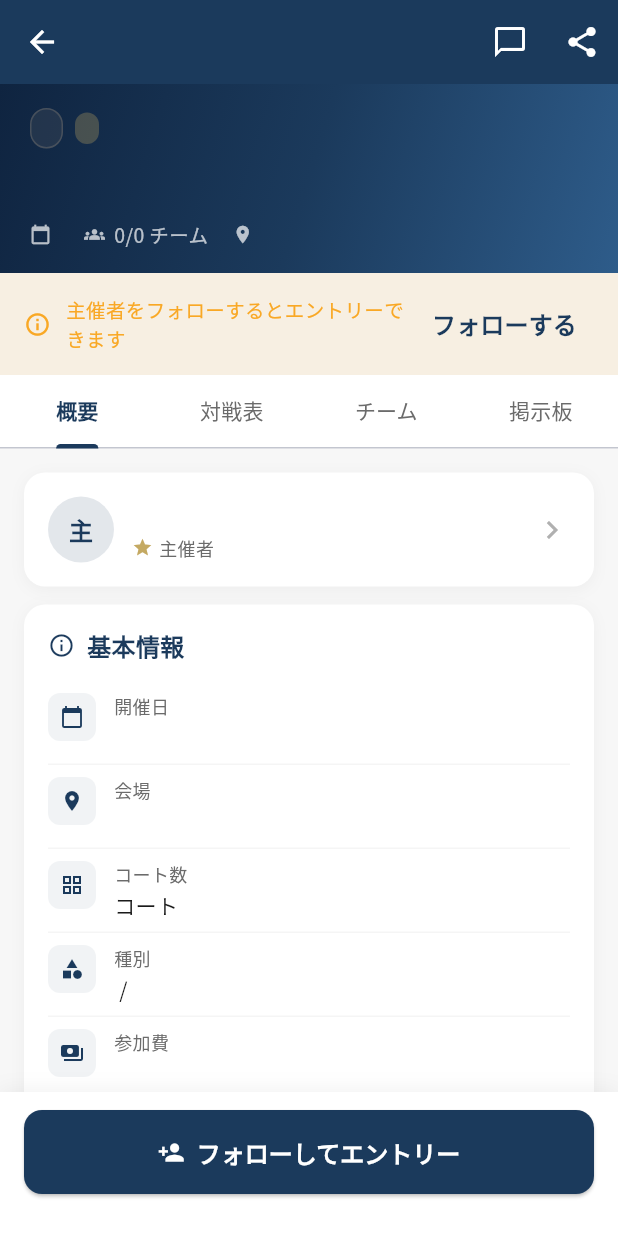
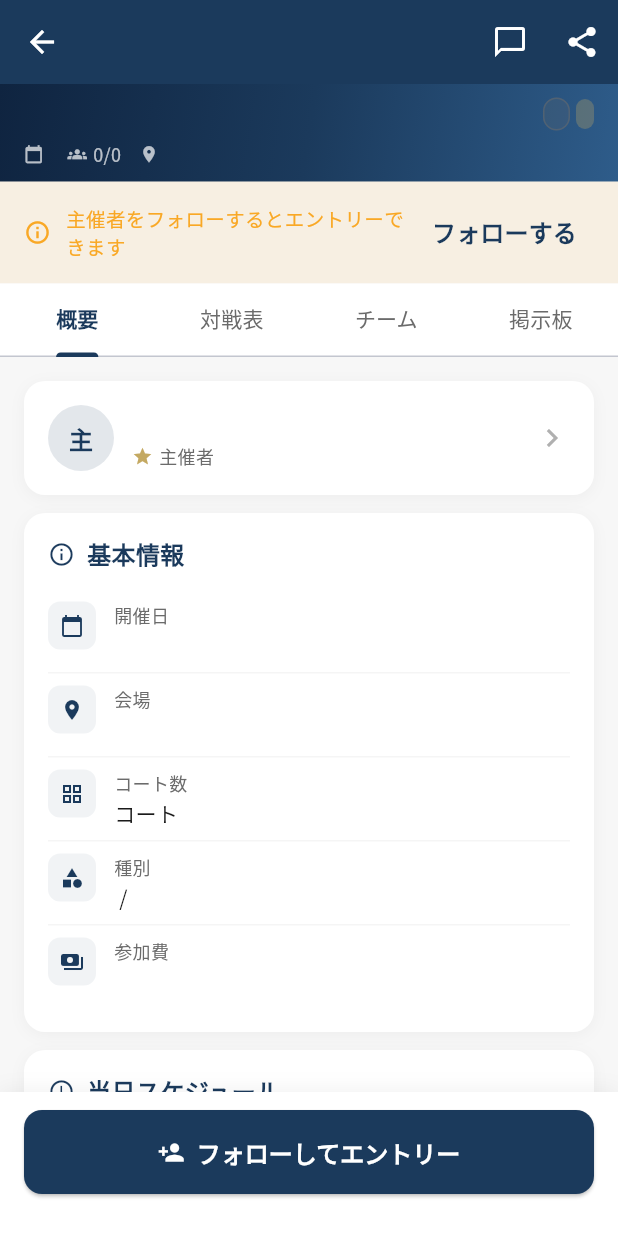
Before and after one commit to sofvo-dev/sofvo, a Flutter app: the TournamentDetailScreen screen opened directly with empty values, on a phone screen of 412 x 824 dp. Run offline on Flutter 3.47's test engine with Material 3 defaults, Android fonts, the phone set to English and light mode, and no system bars; our stand-ins replace cached_network_image, cloud_firestore, csv, file_picker, firebase_auth, firebase_core and 8 more; missing offline and left inert: dart:js_interop, mobile_scanner; accounts and stored records are empty; network calls fail.

Commit message:
fix: 大会詳細ヘッダーをコンパクト化、大会名の重複を解消
- AppBarのtitleを削除（ヘッダーに大会名があるため重複していた）
- ヘッダーを1行レイアウトに変更: 大会名+ステータス+タイプを横並び
- パディングを縮小し概要タブの表示領域を拡大

https://claude.ai/code/session_01NdXNSNEhWCRPmtaSJSELhX

```diff
--- a/lib/screens/tournament/tournament_detail_screen.dart
+++ b/lib/screens/tournament/tournament_detail_screen.dart
@@ -138,9 +138,7 @@ class _TournamentDetailScreenState extends State<TournamentDetailScreen>
     return Scaffold(
       backgroundColor: AppTheme.backgroundColor,
       appBar: AppBar(
-        title: Text(t['name'] as String,
-            style: const TextStyle(fontSize: 16),
-            overflow: TextOverflow.ellipsis),
+        title: const SizedBox.shrink(),
         actions: [
           IconButton(icon: const Icon(Icons.chat_bubble_outline), onPressed: _openOrCreateTournamentChat),
           IconButton(icon: const Icon(Icons.share), onPressed: () => _showShareSheet(context)),
@@ -174,7 +172,7 @@ class _TournamentDetailScreenState extends State<TournamentDetailScreen>
 
     return Container(
       width: double.infinity,
-      padding: const EdgeInsets.fromLTRB(20, 16, 20, 16),
+      padding: const EdgeInsets.fromLTRB(16, 8, 16, 10),
       decoration: BoxDecoration(
         gradient: LinearGradient(
           begin: Alignment.topLeft, end: Alignment.bottomRight,
@@ -184,40 +182,48 @@ class _TournamentDetailScreenState extends State<TournamentDetailScreen>
       child: Column(
         crossAxisAlignment: CrossAxisAlignment.start,
         children: [
+          // 大会名 + ステータスバッジを1行に
+          Row(
+            children: [
+              Expanded(
+                child: Text(t['name'] as String,
+                    style: const TextStyle(fontSize: 17, fontWeight: FontWeight.bold, color: Colors.white),
+                    maxLines: 1, overflow: TextOverflow.ellipsis),
+              ),
+              const SizedBox(width: 8),
+              Container(
+                padding: const EdgeInsets.symmetric(horizontal: 8, vertical: 2),
+                decoration: BoxDecoration(
+                  color: statusColor.withValues(alpha: 0.2),
+                  borderRadius: BorderRadius.circular(10),
+                  border: Border.all(color: statusColor.withValues(alpha: 0.5)),
+                ),
+                child: Text(status, style: const TextStyle(fontSize: 11, fontWeight: FontWeight.bold, color: Colors.white)),
+              ),
+              const SizedBox(width: 4),
+              Container(
+                padding: const EdgeInsets.symmetric(horizontal: 6, vertical: 2),
+                decoration: BoxDecoration(color: AppTheme.accentColor.withValues(alpha: 0.3), borderRadius: BorderRadius.circular(8)),
+                child: Text(t['type'] as String, style: const TextStyle(fontSize: 11, color: Colors.white, fontWeight: FontWeight.w600)),
+              ),
+            ],
+          ),
+          const SizedBox(height: 6),
+          // 日付・チーム数・場所を1行に
           Row(children: [
-            Container(
-              padding: const EdgeInsets.symmetric(horizontal: 10, vertical: 4),
-              decoration: BoxDecoration(
-                color: statusColor.withValues(alpha: 0.2),
-                borderRadius: BorderRadius.circular(12),
-                border: Border.all(color: statusColor.withValues(alpha: 0.5)),
-              ),
-              child: Text(status, style: const TextStyle(fontSize: 12, fontWeight: FontWeight.bold, color: Colors.white)),
-            ),
-            const SizedBox(width: 8),
-            Container(
-              padding: const EdgeInsets.symmetric(horizontal: 8, vertical: 2),
-              decoration: BoxDecoration(color: AppTheme.accentColor.withValues(alpha: 0.3), borderRadius: BorderRadius.circular(8)),
-              child: Text(t['type'] as String, style: const TextStyle(fontSize: 12, color: Colors.white, fontWeight: FontWeight.w600)),
-            ),
-          ]),
-          const SizedBox(height: 10),
-          Text(t['name'] as String, style: const TextStyle(fontSize: 20, fontWeight: FontWeight.bold, color: Colors.white)),
-          const SizedBox(height: 10),
-          Row(children: [
-            const Icon(Icons.calendar_today, size: 14, color: Colors.white70),
-            const SizedBox(width: 6),
-            Text(t['date'] as String, style: const TextStyle(fontSize: 13, color: Colors.white70)),
-            const SizedBox(width: 16),
-            const Icon(Icons.groups, size: 14, color: Colors.white70),
-            const SizedBox(width: 6),
-            Text('$currentTeams/$maxTeams チーム', style: const TextStyle(fontSize: 13, color: Colors.white70)),
-            const SizedBox(width: 16),
-            const Icon(Icons.location_on, size: 14, color: Colors.white70),
+            const Icon(Icons.calendar_today, size: 13, color: Colors.white70),
             const SizedBox(width: 4),
+            Text(t['date'] as String, style: const TextStyle(fontSize: 12, color: Colors.white70)),
+            const SizedBox(width: 12),
+            const Icon(Icons.groups, size: 13, color: Colors.white70),
+            const SizedBox(width: 4),
+            Text('$currentTeams/$maxTeams', style: const TextStyle(fontSize: 12, color: Colors.white70)),
+            const SizedBox(width: 12),
+            const Icon(Icons.location_on, size: 13, color: Colors.white70),
+            const SizedBox(width: 3),
             Expanded(
               child: Text(t['location'] as String? ?? t['venue'] as String? ?? '',
-                  style: const TextStyle(fontSize: 13, color: Colors.white70),
+                  style: const TextStyle(fontSize: 12, color: Colors.white70),
                   overflow: TextOverflow.ellipsis),
             ),
           ]),
```
